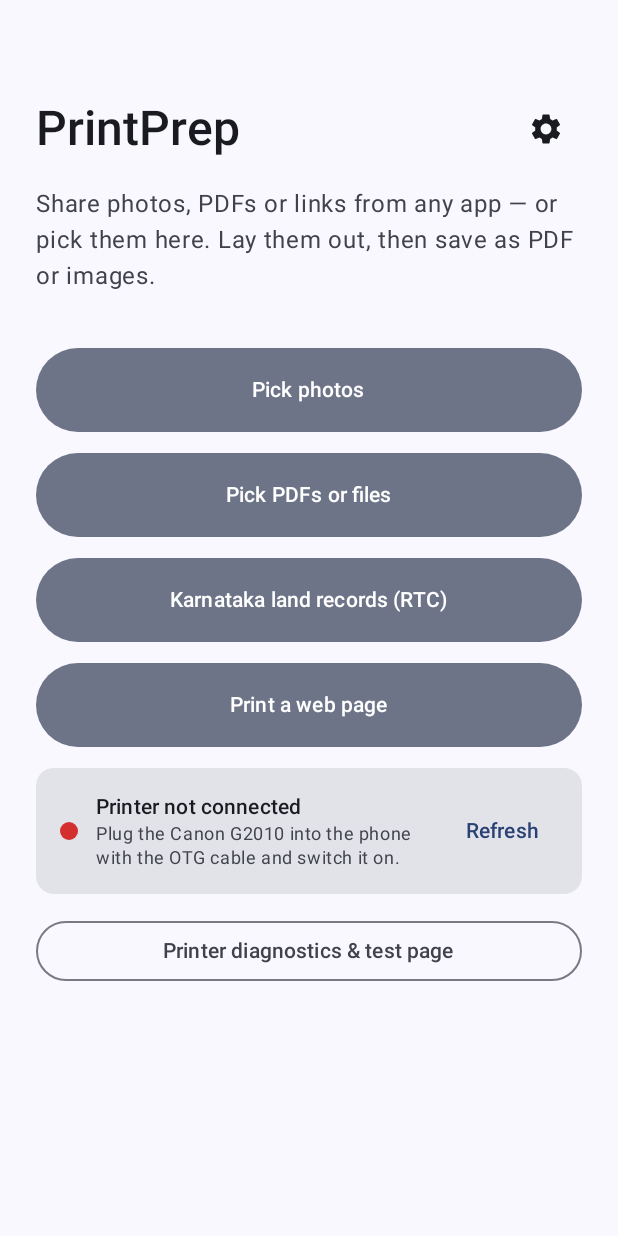
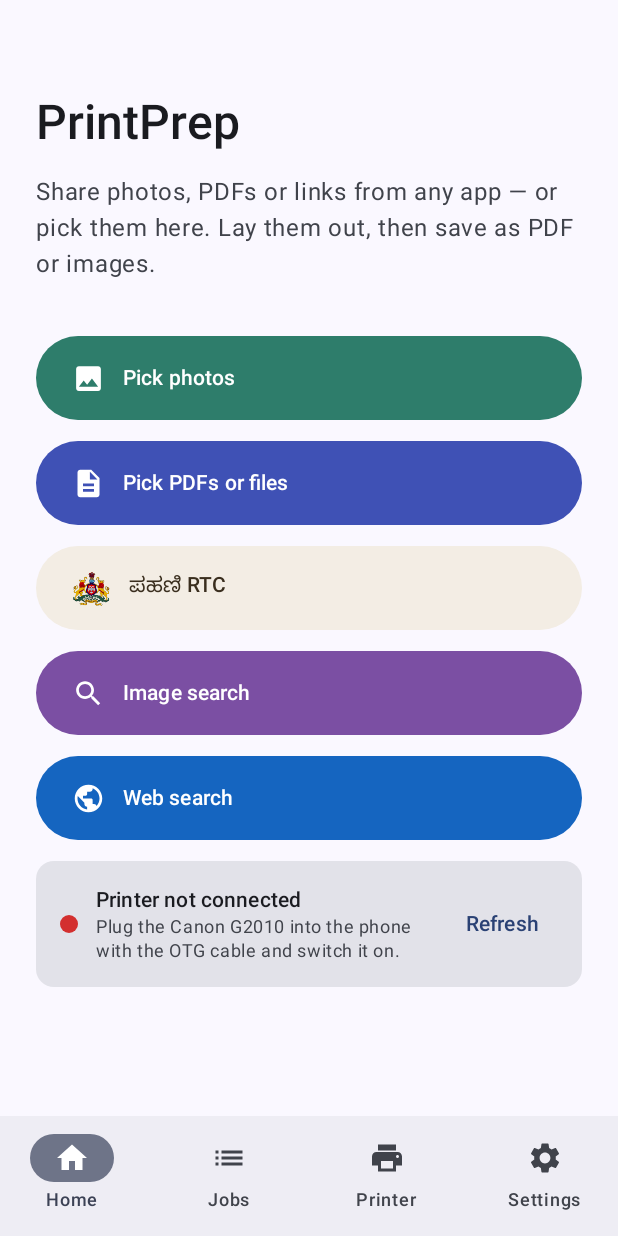
Before and after one commit to vrlegacy/PrintPrep, an Android app built with Jetpack Compose: the screen it shows after launch (MainActivity), after a tap on "Close browser", on a phone screen of 412 x 824 dp. Run offline under Robolectric (Android 15) with nearby library versions, the phone set to English and light mode, and no system bars; 3 other taps on this screen came first.

Commit message:
UI: bottom nav, printer ops, image/web search, B&W default, editor tweaks
- Back from the print editor returns to the in-app browser (real nav back-stack)
- Home: rename web entry to "Image search" (Google Images) and add a "Web search"
  CTA; add icons and distinct colours to entries; rename land records to
  "ಪಹಣಿ RTC" with the Karnataka emblem
- Bottom navigation (Home / Jobs / Printer / Settings) and a new Printer
  operations page: nozzle-check pattern, test page, clear-stuck-job, and guides
  for the printer's built-in cleaning/deep-cleaning/alignment
- Clear the job and return Home after a successful print
- New jobs default to Black and white
- Editor: move "Sides" below "Orientation"; add compact copies / colour / sides
  / quality controls directly under the print preview

Co-Authored-By: Claude Opus 4.8 <noreply@anthropic.com>

```diff
--- a/app/src/main/java/io/printprep/app/JobViewModel.kt
+++ b/app/src/main/java/io/printprep/app/JobViewModel.kt
@@ -19,6 +19,7 @@ import io.printprep.app.engine.LayoutEngine
 import io.printprep.app.engine.PrintPlan
 import io.printprep.app.engine.Sheet
 import io.printprep.app.engine.SheetRenderer
+import io.printprep.app.model.ColorMode
 import io.printprep.app.model.FitMode
 import io.printprep.app.model.ItemEdit
 import io.printprep.app.model.ItemKind
@@ -37,6 +38,7 @@ sealed interface Screen {
     data object Editor : Screen
     data class EditItem(val itemId: Long) : Screen
     data class Web(val url: String) : Screen
+    data object Printer : Screen
     data object Diagnostics : Screen
     data object Settings : Screen
 }
@@ -62,15 +64,53 @@ class JobViewModel(app: Application) : AndroidViewModel(app) {
     val items = mutableStateListOf<JobItem>()
 
     var settings by mutableStateOf(
+        // New jobs default to Black and white (ink saver follows, as elsewhere); switchable per job.
         PrintSettings(
             reverseBackOrder = prefs.getBoolean("reverseBackOrder", false),
             rotateBack180 = prefs.getBoolean("rotateBack180", false),
             lastPageFirst = prefs.getBoolean("lastPageFirst", true),
-        )
+        ).withColor(ColorMode.GRAYSCALE)
     )
         private set
     var screen by mutableStateOf<Screen>(Screen.Home)
         private set
+
+    /**
+     * Screens below the current one, oldest first. [navigateTo] pushes the current screen here on
+     * the way to a new one, and [back] pops it, so Back returns to wherever the user actually came
+     * from (e.g. browser → print editor → Back → browser), not a fixed Home screen.
+     */
+    private val backStack = mutableListOf<Screen>()
+
+    /** Go to [target], remembering the current screen so Back comes back to it. */
+    private fun navigateTo(target: Screen) {
+        if (target == screen) return
+        backStack.add(screen)
+        screen = target
+    }
+
+    /** Go to [target] as a fresh root, clearing the Back history (used by Home resets). */
+    private fun resetTo(target: Screen) {
+        backStack.clear()
+        screen = target
+    }
+
+    /** The four bottom-navigation destinations, in order. */
+    val tabs = listOf(Screen.Home, Screen.Editor, Screen.Printer, Screen.Settings)
+
+    /** True on the top-level destinations, where the bottom navigation bar is shown. */
+    val onTopLevel: Boolean get() = screen in tabs
+
+    /**
+     * Switches bottom-navigation tab. Home is the start destination, so Back from any other tab
+     * returns to Home (and from Home it leaves the app), like a standard bottom-nav app.
+     */
+    fun selectTab(target: Screen) {
+        if (target == screen) return
+        backStack.clear()
+        if (target != Screen.Home) backStack.add(Screen.Home)
+        screen = target
+    }
     var importing by mutableStateOf(false)
         private set
     var message by mutableStateOf<String?>(null)
@@ -91,7 +131,7 @@ class JobViewModel(app: Application) : AndroidViewModel(app) {
     /** [openEditor] false keeps the current screen (used by the in-app browser). */
     fun import(uris: List<Uri>, openEditor: Boolean = true, onAdded: (Int) -> Unit = {}) {
         if (uris.isEmpty()) return
-        if (openEditor) screen = Screen.Editor
+        if (openEditor) navigateTo(Screen.Editor)
         importing = true
         viewModelScope.launch {
             val wasEmpty = items.isEmpty()
@@ -100,7 +140,7 @@ class JobViewModel(app: Application) : AndroidViewModel(app) {
             if (wasEmpty) applyDefaultsFor(result.items)
             importing = false
             if (result.failed.isNotEmpty()) message = "Couldn't open: ${result.failed.joinToString()}"
-            if (openEditor && items.isEmpty()) screen = Screen.Home
+            if (openEditor && items.isEmpty()) resetTo(Screen.Home)
             onAdded(result.items.size)
         }
     }
@@ -174,7 +214,7 @@ class JobViewModel(app: Application) : AndroidViewModel(app) {
     }
 
     fun openWeb(url: String) {
-        screen = Screen.Web(url)
+        navigateTo(Screen.Web(url))
     }
 
     /** Called on the main thread from the web screen once the page has loaded. */
@@ -203,21 +243,29 @@ class JobViewModel(app: Application) : AndroidViewModel(app) {
     // ---------------- navigation ----------------
 
     fun openItem(id: Long) {
-        screen = Screen.EditItem(id)
+        navigateTo(Screen.EditItem(id))
     }
 
     fun goToEditor() {
-        screen = if (items.isEmpty()) Screen.Home else Screen.Editor
+        navigateTo(if (items.isEmpty()) Screen.Home else Screen.Editor)
     }
 
+    /**
+     * Returns to the previous screen. Entries that no longer make sense are skipped — the print
+     * editor with an empty job, or an item page whose item has since been removed — falling back to
+     * Home when the history runs out.
+     */
     fun back() {
-        screen = when (screen) {
-            is Screen.EditItem -> Screen.Editor
-            is Screen.Web -> if (items.isEmpty()) Screen.Home else Screen.Editor
-            Screen.Diagnostics -> if (items.isEmpty()) Screen.Home else Screen.Editor
-            Screen.Settings -> Screen.Home
-            else -> Screen.Home
+        while (backStack.isNotEmpty()) {
+            val previous = backStack.removeAt(backStack.lastIndex)
+            val stale = (previous is Screen.Editor && items.isEmpty()) ||
+                (previous is Screen.EditItem && items.none { it.id == previous.itemId })
+            if (!stale) {
+                screen = previous
+                return
+            }
         }
+        screen = Screen.Home
     }
 
     // ---------------- editing ----------------
@@ -238,7 +286,7 @@ class JobViewModel(app: Application) : AndroidViewModel(app) {
 
     // ---------------- printing ----------------
 
-    fun printNow() = print.print(plan(), settings)
+    fun printNow() = print.print(plan(), settings, isUserJob = true)
 
     fun startDuplexSetupTest() = print.startSetupTest(settings)
 
@@ -248,11 +296,11 @@ class JobViewModel(app: Application) : AndroidViewModel(app) {
     }
 
     fun openDiagnostics() {
-        screen = Screen.Diagnostics
+        navigateTo(Screen.Diagnostics)
     }
 
     fun openSettings() {
-        screen = Screen.Settings
+        navigateTo(Screen.Settings)
     }
 
     // ---------------- app updates ----------------
@@ -344,7 +392,7 @@ class JobViewModel(app: Application) : AndroidViewModel(app) {
 
     fun remove(id: Long) {
         items.removeAll { it.id == id }
-        if (screen is Screen.EditItem) screen = if (items.isEmpty()) Screen.Home else Screen.Editor
+        if (screen is Screen.EditItem) back()
     }
 
     fun newJob() {
@@ -353,10 +401,10 @@ class JobViewModel(app: Application) : AndroidViewModel(app) {
             reverseBackOrder = settings.reverseBackOrder,
             rotateBack180 = settings.rotateBack180,
             lastPageFirst = settings.lastPageFirst,
-        )
+        ).withColor(ColorMode.GRAYSCALE)
         lastExport = null
         store.clear()
-        screen = Screen.Home
+        resetTo(Screen.Home)
     }
 
     // ---------------- preview & export ----------------
--- a/app/src/main/java/io/printprep/app/MainActivity.kt
+++ b/app/src/main/java/io/printprep/app/MainActivity.kt
@@ -100,6 +100,7 @@ private fun App(vm: JobViewModel) {
         Screen.Editor -> EditorScreen(vm)
         is Screen.EditItem -> ItemEditScreen(vm, screen.itemId)
         is Screen.Web -> WebCaptureScreen(vm, screen.url)
+        Screen.Printer -> io.printprep.app.ui.PrinterOpsScreen(vm)
         Screen.Diagnostics -> io.printprep.app.ui.DiagnosticsScreen(vm)
         Screen.Settings -> io.printprep.app.ui.SettingsScreen(vm)
     }
--- /dev/null
+++ b/app/src/main/java/io/printprep/app/ui/BottomNav.kt
@@ -0,0 +1,50 @@
+package io.printprep.app.ui
+
+import androidx.compose.material.icons.Icons
+import androidx.compose.material.icons.automirrored.filled.List
+import androidx.compose.material.icons.filled.Home
+import androidx.compose.material.icons.filled.Settings
+import androidx.compose.material3.Icon
+import androidx.compose.material3.NavigationBar
+import androidx.compose.material3.NavigationBarItem
+import androidx.compose.material3.Text
+import androidx.compose.runtime.Composable
+import androidx.compose.ui.graphics.vector.ImageVector
+import androidx.compose.ui.res.painterResource
+import io.printprep.app.JobViewModel
+import io.printprep.app.R
+import io.printprep.app.Screen
+
+/** One bottom-navigation entry: either a Material icon or a drawable (for the printer glyph). */
+private data class NavItem(val screen: Screen, val label: String, val icon: ImageVector? = null, val drawable: Int? = null)
+
+private val NAV_ITEMS = listOf(
+    NavItem(Screen.Home, "Home", icon = Icons.Filled.Home),
+    NavItem(Screen.Editor, "Jobs", icon = Icons.AutoMirrored.Filled.List),
+    NavItem(Screen.Printer, "Printer", drawable = R.drawable.ic_print),
+    NavItem(Screen.Settings, "Settings", icon = Icons.Filled.Settings),
+)
+
+/**
+ * The app's bottom navigation bar, shown on the four top-level destinations (Home, Jobs, Printer,
+ * Settings). Added to each of those screens' own Scaffold as its bottomBar so each screen keeps its
+ * own content insets; sub-pages (web browser, item editor, diagnostics) simply don't include it.
+ */
+@Composable
+fun AppBottomNav(vm: JobViewModel) {
+    NavigationBar {
+        NAV_ITEMS.forEach { item ->
+            NavigationBarItem(
+                selected = vm.screen == item.screen,
+                onClick = { vm.selectTab(item.screen) },
+                icon = {
+                    when {
+                        item.icon != null -> Icon(item.icon, contentDescription = item.label)
+                        else -> Icon(painterResource(item.drawable!!), contentDescription = item.label)
+                    }
+                },
+                label = { Text(item.label) },
+            )
+        }
+    }
+}
--- a/app/src/main/java/io/printprep/app/ui/HomeScreen.kt
+++ b/app/src/main/java/io/printprep/app/ui/HomeScreen.kt
@@ -13,10 +13,14 @@ import androidx.compose.foundation.layout.padding
 import androidx.compose.foundation.rememberScrollState
 import androidx.compose.foundation.text.KeyboardOptions
 import androidx.compose.foundation.verticalScroll
+import androidx.compose.foundation.Image
+import androidx.compose.foundation.layout.size
+import androidx.compose.foundation.layout.width
 import androidx.compose.material3.AlertDialog
 import androidx.compose.material3.Button
+import androidx.compose.material3.ButtonDefaults
 import androidx.compose.material3.Card
-import androidx.compose.material3.FilledTonalButton
+import androidx.compose.material3.Icon
 import androidx.compose.material3.MaterialTheme
 import androidx.compose.material3.OutlinedButton
 import androidx.compose.material3.OutlinedTextField
@@ -29,11 +33,14 @@ import androidx.compose.runtime.mutableStateOf
 import androidx.compose.runtime.remember
 import androidx.compose.runtime.setValue
 import androidx.compose.ui.Modifier
-import androidx.compose.material.icons.filled.Settings
+import androidx.compose.ui.graphics.Color
+import androidx.compose.ui.res.painterResource
 import androidx.compose.ui.text.font.FontWeight
 import androidx.compose.ui.text.input.KeyboardType
+import androidx.compose.ui.text.style.TextAlign
 import androidx.compose.ui.unit.dp
 import io.printprep.app.JobViewModel
+import io.printprep.app.R
 
 @Composable
 fun HomeScreen(vm: JobViewModel) {
@@ -43,9 +50,10 @@ fun HomeScreen(vm: JobViewModel) {
     val files = rememberLauncherForActivityResult(ActivityResultContracts.OpenMultipleDocuments()) { uris ->
         vm.import(uris)
     }
-    var askUrl by remember { mutableStateOf(false) }
+    var askImage by remember { mutableStateOf(false) }
+    var askWeb by remember { mutableStateOf(false) }
 
-    Scaffold { pad ->
+    Scaffold(bottomBar = { AppBottomNav(vm) }) { pad ->
         Column(
             Modifier
                 .padding(pad)
@@ -55,12 +63,7 @@ fun HomeScreen(vm: JobViewModel) {
             verticalArrangement = Arrangement.spacedBy(14.dp),
         ) {
             Spacer(Modifier.height(24.dp))
-            androidx.compose.foundation.layout.Row(verticalAlignment = androidx.compose.ui.Alignment.CenterVertically) {
-                Text("PrintPrep", style = MaterialTheme.typography.headlineLarge, fontWeight = FontWeight.SemiBold, modifier = Modifier.weight(1f))
-                androidx.compose.material3.IconButton(onClick = { vm.openSettings() }) {
-                    androidx.compose.material3.Icon(androidx.compose.material.icons.Icons.Filled.Settings, contentDescription = "Settings")
-                }
-            }
+            Text("PrintPrep", style = MaterialTheme.typography.headlineLarge, fontWeight = FontWeight.SemiBold)
             UpdateBanner(vm)
             Text(
                 "Share photos, PDFs or links from any app — or pick them here. Lay them out, then save as PDF or images.",
@@ -74,52 +77,89 @@ fun HomeScreen(vm: JobViewModel) {
                     Text("Continue current job (${vm.items.size} items)")
                 }
             }
-            FilledTonalButton(
-                onClick = { photos.launch(PickVisualMediaRequest(ActivityResultContracts.PickVisualMedia.ImageOnly)) },
-                modifier = Modifier.fillMaxWidth().height(56.dp),
-            ) { Text("Pick photos") }
-            FilledTonalButton(
-                onClick = { files.launch(arrayOf("application/pdf", "image/*", "image/webp")) },
-                modifier = Modifier.fillMaxWidth().height(56.dp),
-            ) { Text("Pick PDFs or files") }
-            FilledTonalButton(
-                onClick = { vm.openWeb(WebShortcuts.KARNATAKA_LAND_RECORDS) },
-                modifier = Modifier.fillMaxWidth().height(56.dp),
-            ) { Text("Karnataka land records (RTC)") }
-            FilledTonalButton(onClick = { askUrl = true }, modifier = Modifier.fillMaxWidth().height(56.dp)) {
-                Text("Print a web page")
+            HomeAction("Pick photos", R.drawable.ic_photo, Color(0xFF2E7D6B)) {
+                photos.launch(PickVisualMediaRequest(ActivityResultContracts.PickVisualMedia.ImageOnly))
             }
+            HomeAction("Pick PDFs or files", R.drawable.ic_file, Color(0xFF3F51B5)) {
+                files.launch(arrayOf("application/pdf", "image/*", "image/webp"))
+            }
+            HomeAction("ಪಹಣಿ RTC", R.drawable.ic_pahani, Color(0xFFF3EDE4), content = Color(0xFF3A2E1E), tint = false) {
+                vm.openWeb(WebShortcuts.KARNATAKA_LAND_RECORDS)
+            }
+            HomeAction("Image search", R.drawable.ic_search, Color(0xFF7B4FA3)) { askImage = true }
+            HomeAction("Web search", R.drawable.ic_public, Color(0xFF1565C0)) { askWeb = true }
             if (vm.items.isNotEmpty()) {
                 OutlinedButton(onClick = { vm.newJob() }, modifier = Modifier.fillMaxWidth()) { Text("Start a new job") }
             }
 
             PrinterStatusCard(vm)
-            OutlinedButton(onClick = { vm.openDiagnostics() }, modifier = Modifier.fillMaxWidth()) { Text("Printer diagnostics & test page") }
         }
     }
 
-    if (askUrl) UrlDialog(onDismiss = { askUrl = false }) { url ->
-        askUrl = false
-        vm.openWeb(url)
+    if (askImage) SearchDialog(
+        title = "Image search",
+        label = "Search Google Images or paste a URL",
+        onDismiss = { askImage = false },
+    ) { query ->
+        askImage = false
+        vm.openWeb(toImageSearchUrl(query))
+    }
+    if (askWeb) SearchDialog(
+        title = "Web search",
+        label = "Search Google or paste a URL",
+        onDismiss = { askWeb = false },
+    ) { query ->
+        askWeb = false
+        vm.openWeb(toUrl(query))
+    }
+}
+
+/**
+ * Full-width coloured action with a leading icon, used for the Home entry points. [tint] true draws
+ * the monochrome icons in the button's text colour; false shows the artwork in its own colours (the
+ * ಪಹಣಿ emblem).
+ */
+@Composable
+private fun HomeAction(
+    label: String,
+    iconRes: Int,
+    container: Color,
+    content: Color = Color.White,
+    tint: Boolean = true,
+    onClick: () -> Unit,
+) {
+    Button(
+        onClick = onClick,
+        modifier = Modifier.fillMaxWidth().height(56.dp),
+        colors = ButtonDefaults.buttonColors(containerColor = container, contentColor = content),
+    ) {
+        if (tint) {
+            Icon(painterResource(iconRes), contentDescription = null, modifier = Modifier.size(22.dp))
+        } else {
+            Image(painterResource(iconRes), contentDescription = null, modifier = Modifier.size(26.dp))
+        }
+        Spacer(Modifier.width(12.dp))
+        Text(label, modifier = Modifier.weight(1f), textAlign = TextAlign.Start)
     }
 }
 
 @Composable
-private fun UrlDialog(onDismiss: () -> Unit, onOpen: (String) -> Unit) {
-    var text by remember { mutableStateOf("https://") }
+private fun SearchDialog(title: String, label: String, onDismiss: () -> Unit, onSearch: (String) -> Unit) {
+    var text by remember { mutableStateOf("") }
     AlertDialog(
         onDismissRequest = onDismiss,
-        title = { Text("Web page") },
+        title = { Text(title) },
         text = {
             OutlinedTextField(
                 value = text,
                 onValueChange = { text = it },
                 singleLine = true,
-                label = { Text("Address") },
-                keyboardOptions = KeyboardOptions(keyboardType = KeyboardType.Uri),
+                label = { Text(label) },
+                placeholder = { Text("What are you looking for?") },
+                keyboardOptions = KeyboardOptions(keyboardType = KeyboardType.Text),
             )
         },
-        confirmButton = { TextButton(onClick = { onOpen(text.trim()) }, enabled = text.trim().length > 8) { Text("Open") } },
+        confirmButton = { TextButton(onClick = { onSearch(text.trim()) }, enabled = text.isNotBlank()) { Text("Search") } },
         dismissButton = { TextButton(onClick = onDismiss) { Text("Cancel") } },
     )
 }
--- /dev/null
+++ b/app/src/main/res/drawable/ic_file.xml
@@ -0,0 +1,9 @@
+<vector xmlns:android="http://schemas.android.com/apk/res/android"
+    android:width="24dp"
+    android:height="24dp"
+    android:viewportWidth="24"
+    android:viewportHeight="24">
+    <path
+        android:fillColor="#FF000000"
+        android:pathData="M14,2H6c-1.1,0 -1.99,0.9 -1.99,2L4,20c0,1.1 0.89,2 1.99,2H18c1.1,0 2,-0.9 2,-2V8l-6,-6zM16,18H8v-2h8v2zM16,14H8v-2h8v2zM13,9V3.5L18.5,9H13z" />
+</vector>
--- /dev/null
+++ b/app/src/main/res/drawable/ic_photo.xml
@@ -0,0 +1,9 @@
+<vector xmlns:android="http://schemas.android.com/apk/res/android"
+    android:width="24dp"
+    android:height="24dp"
+    android:viewportWidth="24"
+    android:viewportHeight="24">
+    <path
+        android:fillColor="#FF000000"
+        android:pathData="M21,19V5c0,-1.1 -0.9,-2 -2,-2H5c-1.1,0 -2,0.9 -2,2v14c0,1.1 0.9,2 2,2h14c1.1,0 2,-0.9 2,-2zM8.5,13.5l2.5,3.01L14.5,12l4.5,6H5l3.5,-4.5z" />
+</vector>
--- /dev/null
+++ b/app/src/main/res/drawable/ic_public.xml
@@ -0,0 +1,9 @@
+<vector xmlns:android="http://schemas.android.com/apk/res/android"
+    android:width="24dp"
+    android:height="24dp"
+    android:viewportWidth="24"
+    android:viewportHeight="24">
+    <path
+        android:fillColor="#FF000000"
+        android:pathData="M12,2C6.48,2 2,6.48 2,12s4.48,10 10,10 10,-4.48 10,-10S17.52,2 12,2zM11,19.93c-3.95,-0.49 -7,-3.85 -7,-7.93 0,-0.62 0.08,-1.21 0.21,-1.79L9,15v1c0,1.1 0.9,2 2,2v1.93zM17.9,17.39c-0.26,-0.81 -1,-1.39 -1.9,-1.39h-1v-3c0,-0.55 -0.45,-1 -1,-1H8v-2h2c0.55,0 1,-0.45 1,-1V7h2c1.1,0 2,-0.9 2,-2v-0.41c2.93,1.19 5,4.06 5,7.41 0,2.08 -0.8,3.97 -2.1,5.39z" />
+</vector>
--- /dev/null
+++ b/app/src/main/res/drawable/ic_search.xml
@@ -0,0 +1,9 @@
+<vector xmlns:android="http://schemas.android.com/apk/res/android"
+    android:width="24dp"
+    android:height="24dp"
+    android:viewportWidth="24"
+    android:viewportHeight="24">
+    <path
+        android:fillColor="#FF000000"
+        android:pathData="M15.5,14h-0.79l-0.28,-0.27C15.41,12.59 16,11.11 16,9.5 16,5.91 13.09,3 9.5,3S3,5.91 3,9.5 5.91,16 9.5,16c1.61,0 3.09,-0.59 4.23,-1.57l0.27,0.28v0.79l5,4.99L20.49,19l-4.99,-5zM9.5,14C7.01,14 5,11.99 5,9.5S7.01,5 9.5,5 14,7.01 14,9.5 11.99,14 9.5,14z" />
+</vector>
```
Also changed, not shown: app/src/main/java/io/printprep/app/print/PrintController.kt (+38 -7 lines), app/src/main/java/io/printprep/app/print/TestPages.kt (+47 -0 lines), app/src/main/java/io/printprep/app/ui/EditorScreen.kt (+78 -10 lines), app/src/main/java/io/printprep/app/ui/PrintSheet.kt (+13 -2 lines), app/src/main/java/io/printprep/app/ui/PrinterOpsScreen.kt (added, +180 -0 lines), app/src/main/java/io/printprep/app/ui/SettingsScreen.kt (+3 -14 lines), app/src/main/java/io/printprep/app/ui/WebCaptureScreen.kt (+14 -0 lines), app/src/main/res/drawable/ic_pahani.png (added).
